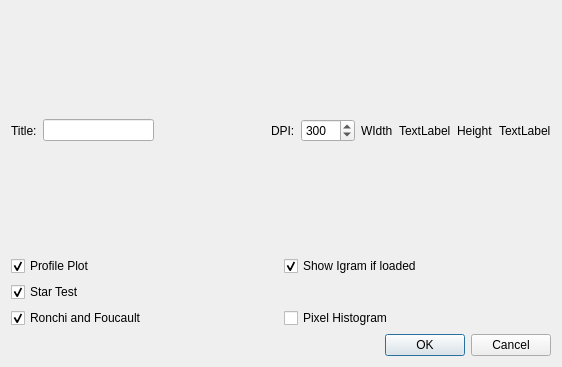
Above: reportdlg.ui from githubdoe/DFTFringe before the change. Below: the same form after it.
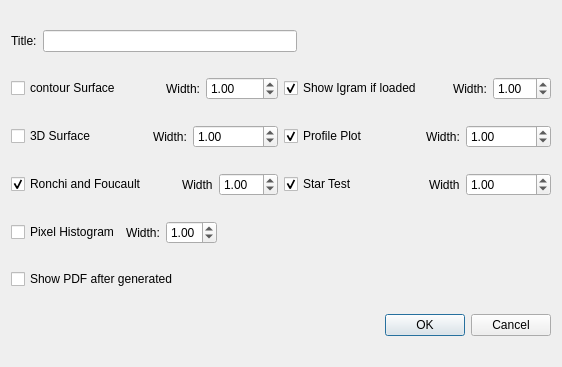
That is the form after the change.

```diff
--- a/reportdlg.ui
+++ b/reportdlg.ui
@@ -39,112 +39,316 @@
        </property>
       </spacer>
      </item>
+    </layout>
+   </item>
+   <item>
+    <layout class="QHBoxLayout" name="horizontalLayout_9">
      <item>
-      <widget class="QLabel" name="label_2">
+      <layout class="QHBoxLayout" name="horizontalLayout_2">
+       <item>
+        <widget class="QCheckBox" name="showContour">
+         <property name="text">
+          <string>contour Surface</string>
+         </property>
+        </widget>
+       </item>
+       <item>
+        <widget class="QLabel" name="label_2">
+         <property name="text">
+          <string>Width:</string>
+         </property>
+         <property name="alignment">
+          <set>Qt::AlignRight|Qt::AlignTrailing|Qt::AlignVCenter</set>
+         </property>
+        </widget>
+       </item>
+       <item>
+        <widget class="QDoubleSpinBox" name="contourWidth">
+         <property name="toolTip">
+          <string>&lt;html&gt;&lt;head/&gt;&lt;body&gt;&lt;p&gt;If images are cropped on the right size reduce this number. &lt;br/&gt;If images are too small increase this number.&lt;/p&gt;&lt;/body&gt;&lt;/html&gt;</string>
+         </property>
+         <property name="minimum">
+          <double>0.100000000000000</double>
+         </property>
+         <property name="maximum">
+          <double>5.000000000000000</double>
+         </property>
+         <property name="singleStep">
+          <double>0.100000000000000</double>
+         </property>
+         <property name="value">
+          <double>1.000000000000000</double>
+         </property>
+        </widget>
+       </item>
+      </layout>
+     </item>
+     <item>
+      <layout class="QHBoxLayout" name="horizontalLayout_5">
+       <item>
+        <widget class="QCheckBox" name="showIgram">
+         <property name="text">
+          <string>Show Igram if loaded</string>
+         </property>
+         <property name="checked">
+          <bool>true</bool>
+         </property>
+        </widget>
+       </item>
+       <item alignment="Qt::AlignRight">
+        <widget class="QLabel" name="label_5">
+         <property name="text">
+          <string>Width:</string>
+         </property>
+        </widget>
+       </item>
+       <item>
+        <widget class="QDoubleSpinBox" name="igramWidth">
+         <property name="toolTip">
+          <string>&lt;html&gt;&lt;head/&gt;&lt;body&gt;&lt;p&gt;If images are cropped on the right size reduce this number. &lt;br/&gt;If images are too small increase this number.&lt;/p&gt;&lt;/body&gt;&lt;/html&gt;</string>
+         </property>
+         <property name="minimum">
+          <double>0.100000000000000</double>
+         </property>
+         <property name="maximum">
+          <double>5.000000000000000</double>
+         </property>
+         <property name="singleStep">
+          <double>0.100000000000000</double>
+         </property>
+         <property name="value">
+          <double>1.000000000000000</double>
+         </property>
+        </widget>
+       </item>
+      </layout>
+     </item>
+    </layout>
+   </item>
+   <item>
+    <layout class="QHBoxLayout" name="horizontalLayout_10">
+     <item>
+      <layout class="QHBoxLayout" name="horizontalLayout_3">
+       <item>
+        <widget class="QCheckBox" name="show3D">
+         <property name="text">
+          <string>3D Surface</string>
+         </property>
+        </widget>
+       </item>
+       <item alignment="Qt::AlignRight">
+        <widget class="QLabel" name="label_3">
+         <property name="text">
+          <string>Width:</string>
+         </property>
+        </widget>
+       </item>
+       <item>
+        <widget class="QDoubleSpinBox" name="SurfaceWidth">
+         <property name="toolTip">
+          <string>&lt;html&gt;&lt;head/&gt;&lt;body&gt;&lt;p&gt;If images are cropped on the right size reduce this number. &lt;br/&gt;If images are too small increase this number.&lt;/p&gt;&lt;/body&gt;&lt;/html&gt;</string>
+         </property>
+         <property name="minimum">
+          <double>0.100000000000000</double>
+         </property>
+         <property name="maximum">
+          <double>5.000000000000000</double>
+         </property>
+         <property name="singleStep">
+          <double>0.100000000000000</double>
+         </property>
+         <property name="value">
+          <double>1.000000000000000</double>
+         </property>
+        </widget>
+       </item>
+      </layout>
+     </item>
+     <item>
+      <layout class="QHBoxLayout" name="horizontalLayout_4">
+       <item>
+        <widget class="QCheckBox" name="showProfile">
+         <property name="text">
+          <string>Profile Plot</string>
+         </property>
+         <property name="checked">
+          <bool>true</bool>
+         </property>
+        </widget>
+       </item>
+       <item alignment="Qt::AlignRight">
+        <widget class="QLabel" name="label_4">
+         <property name="text">
+          <string>Width:</string>
+         </property>
+        </widget>
+       </item>
+       <item>
+        <widget class="QDoubleSpinBox" name="profileWidth">
+         <property name="toolTip">
+          <string>&lt;html&gt;&lt;head/&gt;&lt;body&gt;&lt;p&gt;If images are cropped on the right size reduce this number. &lt;br/&gt;If images are too small increase this number.&lt;/p&gt;&lt;/body&gt;&lt;/html&gt;</string>
+         </property>
+         <property name="minimum">
+          <double>0.100000000000000</double>
+         </property>
+         <property name="maximum">
+          <double>5.000000000000000</double>
+         </property>
+         <property name="singleStep">
+          <double>0.100000000000000</double>
+         </property>
+         <property name="value">
+          <double>1.000000000000000</double>
+         </property>
+        </widget>
+       </item>
+      </layout>
+     </item>
+    </layout>
+   </item>
+   <item>
+    <layout class="QHBoxLayout" name="horizontalLayout_11">
+     <item>
+      <layout class="QHBoxLayout" name="horizontalLayout_7">
+       <item>
+        <widget class="QCheckBox" name="showRonchi">
+         <property name="text">
+          <string>Ronchi and Foucault</string>
+         </property>
+         <property name="checked">
+          <bool>true</bool>
+         </property>
+        </widget>
+       </item>
+       <item alignment="Qt::AlignRight">
+        <widget class="QLabel" name="label_7">
+         <property name="text">
+          <string>Width</string>
+         </property>
+        </widget>
+       </item>
+       <item>
+        <widget class="QDoubleSpinBox" name="ronchiWidth">
+         <property name="toolTip">
+          <string>&lt;html&gt;&lt;head/&gt;&lt;body&gt;&lt;p&gt;If images are cropped on the right size reduce this number. &lt;br/&gt;If images are too small increase this number.&lt;/p&gt;&lt;/body&gt;&lt;/html&gt;</string>
+         </property>
+         <property name="minimum">
+          <double>0.100000000000000</double>
+         </property>
+         <property name="maximum">
+          <double>5.000000000000000</double>
+         </property>
+         <property name="singleStep">
+          <double>0.100000000000000</double>
+         </property>
+         <property name="value">
+          <double>1.000000000000000</double>
+         </property>
+        </widget>
+       </item>
+      </layout>
+     </item>
+     <item>
+      <layout class="QHBoxLayout" name="horizontalLayout_6">
+       <item>
+        <widget class="QCheckBox" name="showStarTest">
+         <property name="text">
+          <string>Star Test</string>
+         </property>
+         <property name="checked">
+          <bool>true</bool>
+         </property>
+        </widget>
+       </item>
+       <item alignment="Qt::AlignRight">
+        <widget class="QLabel" name="label_6">
+         <property name="text">
+          <string>Width</string>
+         </property>
+        </widget>
+       </item>
+       <item>
+        <widget class="QDoubleSpinBox" name="startestWidth">
+         <property name="toolTip">
+          <string>&lt;html&gt;&lt;head/&gt;&lt;body&gt;&lt;p&gt;If images are cropped on the right size reduce this number. &lt;br/&gt;If images are too small increase this number.&lt;/p&gt;&lt;/body&gt;&lt;/html&gt;</string>
+         </property>
+         <property name="minimum">
+          <double>0.100000000000000</double>
+         </property>
+         <property name="maximum">
+          <double>5.000000000000000</double>
+         </property>
+         <property name="singleStep">
+          <double>0.100000000000000</double>
+         </property>
+         <property name="value">
+          <double>1.000000000000000</double>
+         </property>
+        </widget>
+       </item>
+      </layout>
+     </item>
+    </layout>
+   </item>
+   <item>
+    <layout class="QHBoxLayout" name="horizontalLayout_8">
+     <item>
+      <widget class="QCheckBox" name="showHistogram">
        <property name="text">
-        <string>DPI:</string>
+        <string>Pixel Histogram</string>
        </property>
+       <property name="checked">
+        <bool>false</bool>
+       </property>
       </widget>
      </item>
+     <item alignment="Qt::AlignRight">
+      <widget class="QLabel" name="label_8">
+       <property name="text">
+        <string>Width:</string>
+       </property>
+      </widget>
+     </item>
      <item>
-      <widget class="QSpinBox" name="DPI">
+      <widget class="QDoubleSpinBox" name="pixelHistoWidth">
+       <property name="toolTip">
+        <string>&lt;html&gt;&lt;head/&gt;&lt;body&gt;&lt;p&gt;If images are cropped on the right size reduce this number. &lt;br/&gt;If images are too small increase this number.&lt;/p&gt;&lt;/body&gt;&lt;/html&gt;</string>
+       </property>
        <property name="minimum">
-        <number>60</number>
+        <double>0.100000000000000</double>
        </property>
        <property name="maximum">
-        <number>6000</number>
+        <double>5.000000000000000</double>
        </property>
        <property name="singleStep">
         <number>100</number>
        </property>
        <property name="value">
-        <number>300</number>
+        <double>1.000000000000000</double>
        </property>
       </widget>
      </item>
      <item>
-      <widget class="QLabel" name="label_3">
-       <property name="text">
-        <string>WIdth</string>
+      <spacer name="horizontalSpacer_2">
+       <property name="orientation">
+        <enum>Qt::Horizontal</enum>
        </property>
-      </widget>
-     </item>
-     <item>
-      <widget class="QLabel" name="width">
-       <property name="text">
-        <string>TextLabel</string>
+       <property name="sizeHint" stdset="0">
+        <size>
+         <width>40</width>
+         <height>20</height>
+        </size>
        </property>
-      </widget>
-     </item>
-     <item>
-      <widget class="QLabel" name="label_5">
-       <property name="text">
-        <string>Height</string>
-       </property>
-      </widget>
-     </item>
-     <item>
-      <widget class="QLabel" name="height">
-       <property name="text">
-        <string>TextLabel</string>
-       </property>
-      </widget>
+      </spacer>
      </item>
     </layout>
    </item>
    <item>
-    <layout class="QGridLayout" name="gridLayout">
-     <item row="1" column="0">
-      <widget class="QCheckBox" name="starTest">
-       <property name="text">
-        <string>Star Test</string>
-       </property>
-       <property name="checked">
-        <bool>true</bool>
-       </property>
-      </widget>
-     </item>
-     <item row="2" column="1">
-      <widget class="QCheckBox" name="histogram">
-       <property name="text">
-        <string>Pixel Histogram</string>
-       </property>
-       <property name="checked">
-        <bool>false</bool>
-       </property>
-      </widget>
-     </item>
-     <item row="0" column="1">
-      <widget class="QCheckBox" name="showIgram">
-       <property name="text">
-        <string>Show Igram if loaded</string>
-       </property>
-       <property name="checked">
-        <bool>true</bool>
-       </property>
-      </widget>
-     </item>
-     <item row="0" column="0">
-      <widget class="QCheckBox" name="ProfilePlot">
-       <property name="text">
-        <string>Profile Plot</string>
-       </property>
-       <property name="checked">
-        <bool>true</bool>
-       </property>
-      </widget>
-     </item>
-     <item row="2" column="0">
-      <widget class="QCheckBox" name="foucault">
-       <property name="text">
-        <string>Ronchi and Foucault</string>
-       </property>
-       <property name="checked">
-        <bool>true</bool>
-       </property>
-      </widget>
-     </item>
-    </layout>
+    <widget class="QCheckBox" name="showPDF">
+     <property name="text">
+      <string>Show PDF after generated</string>
+     </property>
+    </widget>
    </item>
    <item>
     <widget class="QDialogButtonBox" name="buttonBox">
```
Left out of the diff: 2 changed lines with no effect on the pictures.
